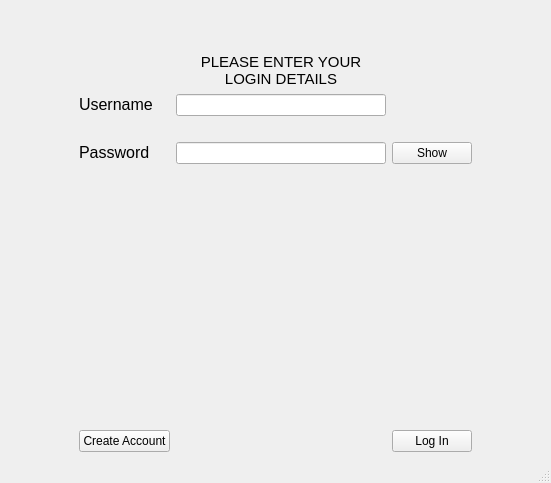
Qt form src/ui_design/log_in.ui (mikukula/SAT) before a commit.
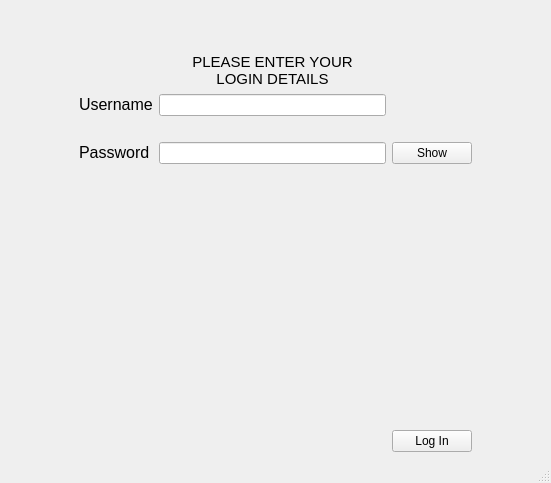
The same form after that commit. Icons and pictures are not drawn.

The edit to the form file:
```diff
--- a/src/ui_design/log_in.ui
+++ b/src/ui_design/log_in.ui
@@ -206,13 +206,6 @@
         </property>
        </spacer>
       </item>
-      <item row="9" column="1">
-       <widget class="QPushButton" name="createAccountButton">
-        <property name="text">
-         <string>Create Account</string>
-        </property>
-       </widget>
-      </item>
      </layout>
     </item>
    </layout>
```
